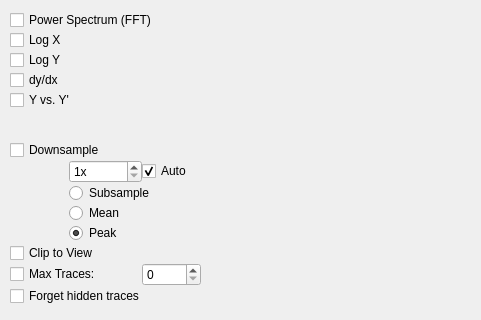
This is pyqtgraph/graphicsItems/PlotItem/plotConfigTemplate.ui in pyqtgraph/pyqtgraph as Qt 5 draws it before an edit; both pictures show x 0 to 481 and y 0 to 320 of the 481 by 840 pixel window. The edited form follows.
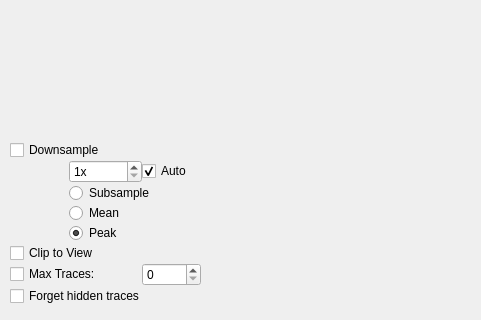
This is the edited form.

Commit message: pull transform submenu out of templates

```diff
--- a/pyqtgraph/graphicsItems/PlotItem/plotConfigTemplate.ui
+++ b/pyqtgraph/graphicsItems/PlotItem/plotConfigTemplate.ui
@@ -205,41 +205,6 @@
     <property name="spacing">
      <number>0</number>
     </property>
-    <item row="2" column="0">
-     <widget class="QCheckBox" name="logYCheck">
-      <property name="text">
-       <string>Log Y</string>
-      </property>
-     </widget>
-    </item>
-    <item row="1" column="0">
-     <widget class="QCheckBox" name="logXCheck">
-      <property name="text">
-       <string>Log X</string>
-      </property>
-     </widget>
-    </item>
-    <item row="0" column="0">
-     <widget class="QCheckBox" name="fftCheck">
-      <property name="text">
-       <string>Power Spectrum (FFT)</string>
-      </property>
-     </widget>
-    </item>
-    <item row="3" column="0">
-     <widget class="QCheckBox" name="derivativeCheck">
-      <property name="text">
-       <string>dy/dx</string>
-      </property>
-     </widget>
-    </item>
-    <item row="4" column="0">
-     <widget class="QCheckBox" name="phasemapCheck">
-      <property name="text">
-       <string>Y vs. Y'</string>
-      </property>
-     </widget>
-    </item>
    </layout>
   </widget>
   <widget class="QGroupBox" name="pointsGroup">
```
The commit also changes 6 other files.
